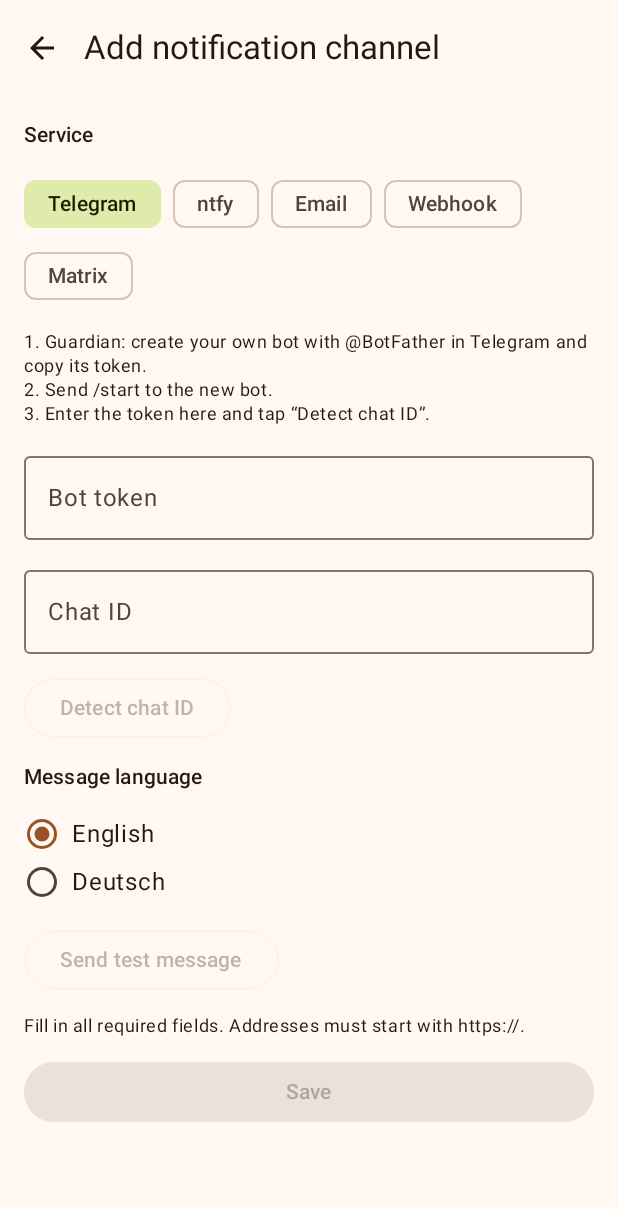
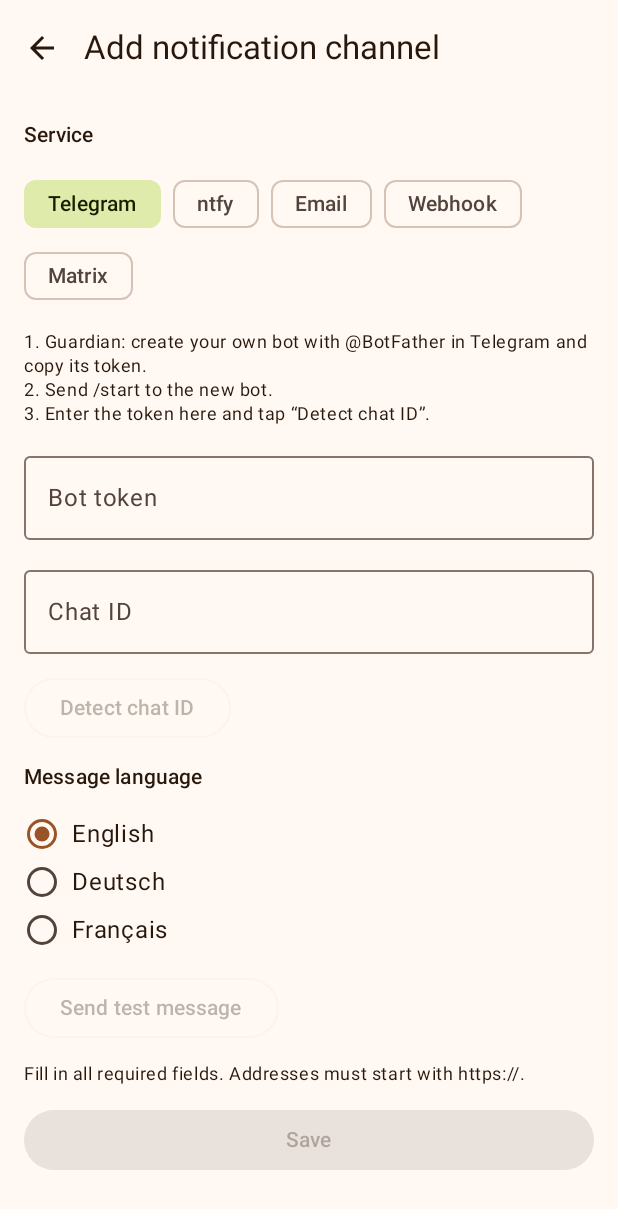
Before and after one commit to Irgendwer008/Lares, an Android app built with Jetpack Compose: the composable ChannelEditorScreen shown on its own in the app's theme, on a phone screen of 412 x 824 dp. Shown: the top 1209 px of the screen. Run offline under Robolectric (Android 15) with nearby library versions, the phone set to English and light mode, and no system bars; our stand-ins replace Dagger/Hilt's generated code; libraries missing offline, so code that uses them is left out: androidx.hilt.lifecycle, com.mikepenz.aboutlibraries.

Commit message:
Add French

```diff
--- a/app/src/main/java/de/lares_app/ui/AppLanguages.kt
+++ b/app/src/main/java/de/lares_app/ui/AppLanguages.kt
@@ -13,4 +13,5 @@ package de.lares_app.ui
 val AppLanguages: List<Pair<String, String>> = listOf(
     "en" to "English",
     "de" to "Deutsch",
+    "fr" to "Français",
 )
```
Also changed, not shown: 12 other files.
